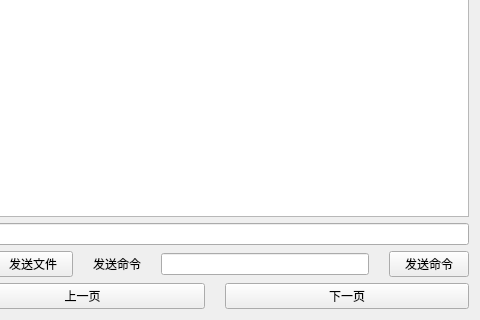
Before: the Qt Designer form w_home.ui in bloglink/aip-server, drawn with Qt 5; both pictures show x 315 to 795 and y 277 to 597 of the 795 by 597 pixel window.
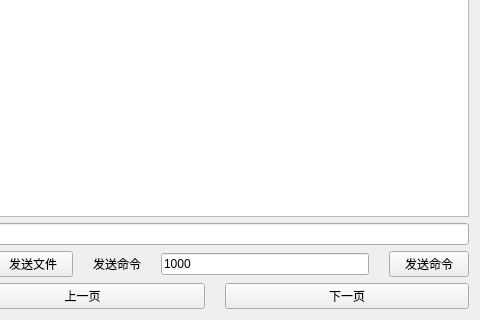
After: the same form once the commit is applied.

```diff
--- a/w_home.ui
+++ b/w_home.ui
@@ -82,7 +82,11 @@
       </widget>
      </item>
      <item>
-      <widget class="QLineEdit" name="lineEditSend"/>
+      <widget class="QLineEdit" name="lineEditSend">
+       <property name="text">
+        <string>1000</string>
+       </property>
+      </widget>
      </item>
      <item>
       <widget class="QPushButton" name="pushButtonCmd">
```
